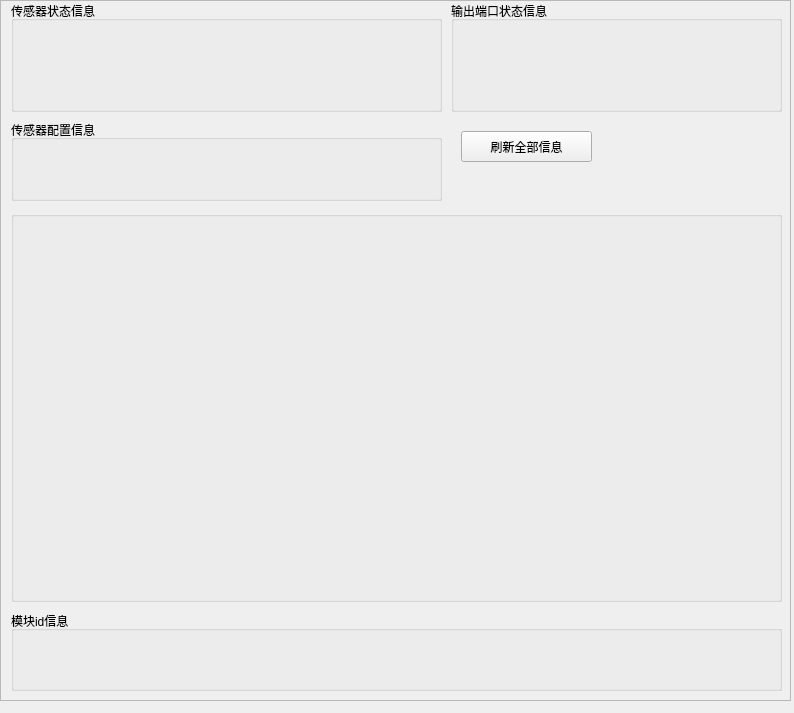
Old version of the form ui/customize_ui/tab/tab2_tab2.ui in the repository 2950067210dqy/pyqt6_project.
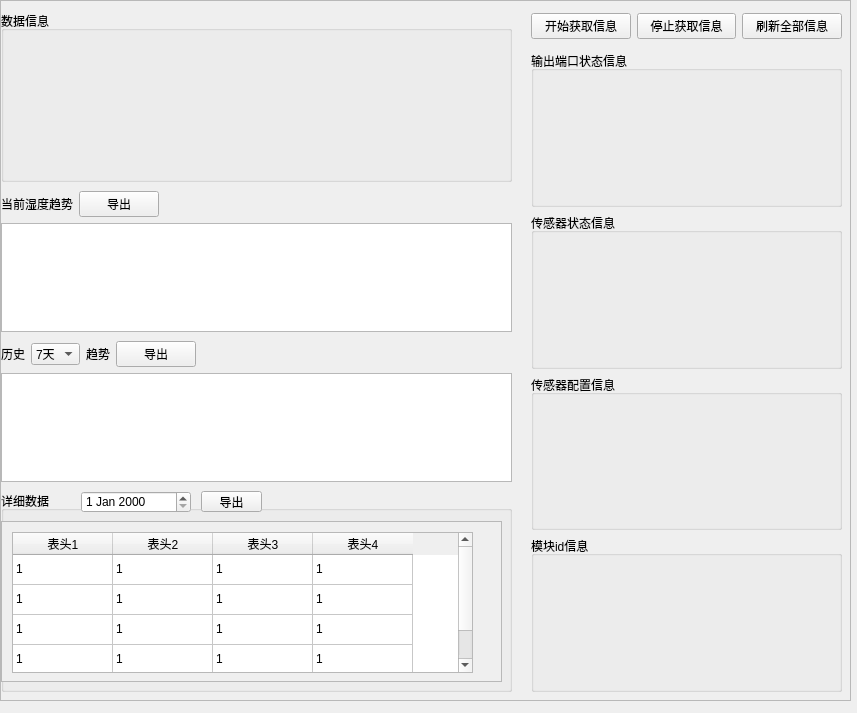
New version of the form.

Commit message: 3.2 完成显示数据功能基本

```diff
--- a/ui/customize_ui/tab/tab2_tab2.ui
+++ b/ui/customize_ui/tab/tab2_tab2.ui
@@ -6,7 +6,7 @@
             <rect>
                 <x>0</x>
                 <y>0</y>
-                <width>794</width>
+    <width>857</width>
                 <height>713</height>
             </rect>
         </property>
@@ -18,7 +18,7 @@
                 <rect>
                     <x>0</x>
                     <y>0</y>
-                    <width>791</width>
+     <width>851</width>
                     <height>701</height>
                 </rect>
             </property>
@@ -33,32 +33,411 @@
                                 <rect>
                                     <x>0</x>
                                     <y>0</y>
-                                    <width>787</width>
+         <width>847</width>
                                     <height>697</height>
                                 </rect>
                             </property>
-                            <widget class="QPushButton" name="refresh">
+       <widget class="QWidget" name="verticalLayoutWidget_5">
                                 <property name="geometry">
                                     <rect>
-                                        <x>460</x>
-                                        <y>130</y>
-                                        <width>131</width>
-                                        <height>31</height>
-                                    </rect>
-                                </property>
+          <x>0</x>
+          <y>10</y>
+          <width>511</width>
+          <height>171</height>
+         </rect>
+        </property>
+        <layout class="QVBoxLayout" name="function_04_layout">
+         <item>
+          <widget class="QGroupBox" name="function_04">
+           <property name="title">
+            <string>数据信息</string>
+           </property>
+          </widget>
+         </item>
+        </layout>
+       </widget>
+       <widget class="QWidget" name="verticalLayoutWidget_7">
+        <property name="geometry">
+         <rect>
+          <x>0</x>
+          <y>340</y>
+          <width>511</width>
+          <height>141</height>
+         </rect>
+        </property>
+        <layout class="QVBoxLayout" name="verticalLayout">
+         <property name="topMargin">
+          <number>0</number>
+         </property>
+         <item>
+          <layout class="QHBoxLayout" name="horizontalLayout_5">
+           <item>
+            <widget class="QLabel" name="history_label1_2">
                                 <property name="text">
-                                    <string>刷新全部信息</string>
-                                </property>
-                            </widget>
-                            <widget class="QWidget" name="verticalLayoutWidget">
+              <string>历史</string>
+             </property>
+            </widget>
+           </item>
+           <item>
+            <widget class="QComboBox" name="history_combox_2">
+             <item>
+              <property name="text">
+               <string>7天</string>
+              </property>
+             </item>
+             <item>
+              <property name="text">
+               <string>3天</string>
+              </property>
+             </item>
+             <item>
+              <property name="text">
+               <string>1天</string>
+              </property>
+             </item>
+            </widget>
+           </item>
+           <item>
+            <widget class="QLabel" name="history_label2_2">
+             <property name="text">
+              <string>趋势</string>
+             </property>
+            </widget>
+           </item>
+           <item>
+            <widget class="QPushButton" name="export_history_btn_2">
+             <property name="text">
+              <string>导出</string>
+             </property>
+            </widget>
+           </item>
+           <item>
+            <spacer name="horizontalSpacer">
+             <property name="orientation">
+              <enum>Qt::Horizontal</enum>
+             </property>
+             <property name="sizeType">
+              <enum>QSizePolicy::Expanding</enum>
+             </property>
+             <property name="sizeHint" stdset="0">
+              <size>
+               <width>40</width>
+               <height>20</height>
+              </size>
+             </property>
+            </spacer>
+           </item>
+          </layout>
+         </item>
+         <item>
+          <layout class="QHBoxLayout" name="horizontalLayout_4">
+           <item>
+            <widget class="QGraphicsView" name="history_charts_2">
+             <property name="styleSheet">
+              <string notr="true"/>
+             </property>
+            </widget>
+           </item>
+          </layout>
+         </item>
+        </layout>
+       </widget>
+       <widget class="QWidget" name="verticalLayoutWidget_8">
                                 <property name="geometry">
                                     <rect>
-                                        <x>450</x>
+          <x>0</x>
+          <y>490</y>
+          <width>511</width>
+          <height>201</height>
+         </rect>
+        </property>
+        <layout class="QVBoxLayout" name="verticalLayout_2">
+         <item>
+          <widget class="QGroupBox" name="detaildata_groupbox_2">
+           <property name="styleSheet">
+            <string notr="true"/>
+           </property>
+           <property name="title">
+            <string>详细数据</string>
+           </property>
+           <property name="flat">
+            <bool>false</bool>
+           </property>
+           <widget class="QScrollArea" name="detaildata_scroll_2">
+            <property name="geometry">
+             <rect>
+              <x>0</x>
+              <y>30</y>
+              <width>501</width>
+              <height>161</height>
+             </rect>
+            </property>
+            <property name="widgetResizable">
+             <bool>true</bool>
+            </property>
+            <widget class="QWidget" name="detaildata_scroll_content_2">
+             <property name="geometry">
+              <rect>
+               <x>0</x>
                                         <y>0</y>
-                                        <width>331</width>
-                                        <height>111</height>
-                                    </rect>
-                                </property>
+               <width>499</width>
+               <height>159</height>
+              </rect>
+             </property>
+             <widget class="QTableWidget" name="detaildata_table_2">
+              <property name="geometry">
+               <rect>
+                <x>10</x>
+                <y>10</y>
+                <width>461</width>
+                <height>141</height>
+               </rect>
+              </property>
+              <property name="styleSheet">
+               <string notr="true"/>
+              </property>
+              <property name="selectionMode">
+               <enum>QAbstractItemView::NoSelection</enum>
+              </property>
+              <property name="selectionBehavior">
+               <enum>QAbstractItemView::SelectItems</enum>
+              </property>
+              <property name="sortingEnabled">
+               <bool>true</bool>
+              </property>
+              <attribute name="horizontalHeaderVisible">
+               <bool>true</bool>
+              </attribute>
+              <attribute name="horizontalHeaderHighlightSections">
+               <bool>true</bool>
+              </attribute>
+              <attribute name="verticalHeaderVisible">
+               <bool>false</bool>
+              </attribute>
+              <row>
+               <property name="text">
+                <string/>
+               </property>
+              </row>
+              <row>
+               <property name="text">
+                <string/>
+               </property>
+              </row>
+              <row>
+               <property name="text">
+                <string/>
+               </property>
+              </row>
+              <row>
+               <property name="text">
+                <string/>
+               </property>
+              </row>
+              <column>
+               <property name="text">
+                <string>表头1</string>
+               </property>
+              </column>
+              <column>
+               <property name="text">
+                <string>表头2</string>
+               </property>
+              </column>
+              <column>
+               <property name="text">
+                <string>表头3</string>
+               </property>
+              </column>
+              <column>
+               <property name="text">
+                <string>表头4</string>
+               </property>
+              </column>
+              <item row="0" column="0">
+               <property name="text">
+                <string>1</string>
+               </property>
+              </item>
+              <item row="0" column="1">
+               <property name="text">
+                <string>1</string>
+               </property>
+              </item>
+              <item row="0" column="2">
+               <property name="text">
+                <string>1</string>
+               </property>
+              </item>
+              <item row="0" column="3">
+               <property name="text">
+                <string>1</string>
+               </property>
+              </item>
+              <item row="1" column="0">
+               <property name="text">
+                <string>1</string>
+               </property>
+              </item>
+              <item row="1" column="1">
+               <property name="text">
+                <string>1</string>
+               </property>
+              </item>
+              <item row="1" column="2">
+               <property name="text">
+                <string>1</string>
+               </property>
+              </item>
+              <item row="1" column="3">
+               <property name="text">
+                <string>1</string>
+               </property>
+              </item>
+              <item row="2" column="0">
+               <property name="text">
+                <string>1</string>
+               </property>
+              </item>
+              <item row="2" column="1">
+               <property name="text">
+                <string>1</string>
+               </property>
+              </item>
+              <item row="2" column="2">
+               <property name="text">
+                <string>1</string>
+               </property>
+              </item>
+              <item row="2" column="3">
+               <property name="text">
+                <string>1</string>
+               </property>
+              </item>
+              <item row="3" column="0">
+               <property name="text">
+                <string>1</string>
+               </property>
+              </item>
+              <item row="3" column="1">
+               <property name="text">
+                <string>1</string>
+               </property>
+              </item>
+              <item row="3" column="2">
+               <property name="text">
+                <string>1</string>
+               </property>
+              </item>
+              <item row="3" column="3">
+               <property name="text">
+                <string>1</string>
+               </property>
+              </item>
+             </widget>
+            </widget>
+           </widget>
+           <widget class="QDateEdit" name="detaildata_dateEdit_2">
+            <property name="geometry">
+             <rect>
+              <x>80</x>
+              <y>0</y>
+              <width>110</width>
+              <height>22</height>
+             </rect>
+            </property>
+           </widget>
+           <widget class="QPushButton" name="export_detaildata_btn_2">
+            <property name="geometry">
+             <rect>
+              <x>200</x>
+              <y>0</y>
+              <width>61</width>
+              <height>21</height>
+             </rect>
+            </property>
+            <property name="text">
+             <string>导出</string>
+            </property>
+           </widget>
+          </widget>
+         </item>
+        </layout>
+       </widget>
+       <widget class="QWidget" name="verticalLayoutWidget_9">
+        <property name="geometry">
+         <rect>
+          <x>0</x>
+          <y>190</y>
+          <width>511</width>
+          <height>141</height>
+         </rect>
+        </property>
+        <layout class="QVBoxLayout" name="verticalLayout_3">
+         <property name="topMargin">
+          <number>0</number>
+         </property>
+         <item>
+          <layout class="QHBoxLayout" name="horizontalLayout_6">
+           <item>
+            <widget class="QLabel" name="nowdata_trend_label">
+             <property name="text">
+              <string>当前湿度趋势</string>
+             </property>
+            </widget>
+           </item>
+           <item>
+            <widget class="QPushButton" name="export_alldata_btn_2">
+             <property name="text">
+              <string>导出</string>
+             </property>
+            </widget>
+           </item>
+           <item>
+            <spacer name="horizontalSpacer_2">
+             <property name="orientation">
+              <enum>Qt::Horizontal</enum>
+             </property>
+             <property name="sizeHint" stdset="0">
+              <size>
+               <width>40</width>
+               <height>20</height>
+              </size>
+             </property>
+            </spacer>
+           </item>
+          </layout>
+         </item>
+         <item>
+          <layout class="QHBoxLayout" name="horizontalLayout_2">
+           <item>
+            <widget class="QGraphicsView" name="nowdata_trend_charts">
+             <property name="styleSheet">
+              <string notr="true"/>
+             </property>
+            </widget>
+           </item>
+          </layout>
+         </item>
+        </layout>
+       </widget>
+       <widget class="QWidget" name="verticalLayoutWidget_10">
+        <property name="geometry">
+         <rect>
+          <x>530</x>
+          <y>50</y>
+          <width>311</width>
+          <height>641</height>
+         </rect>
+        </property>
+        <layout class="QVBoxLayout" name="verticalLayout_4">
+         <property name="topMargin">
+          <number>0</number>
+         </property>
+         <property name="rightMargin">
+          <number>0</number>
+         </property>
+         <item>
                                 <layout class="QVBoxLayout" name="function_01_layout">
                                     <item>
                                         <widget class="QGroupBox" name="function_01">
@@ -68,16 +447,8 @@
                                         </widget>
                                     </item>
                                 </layout>
-                            </widget>
-                            <widget class="QWidget" name="verticalLayoutWidget_2">
-                                <property name="geometry">
-                                    <rect>
-                                        <x>10</x>
-                                        <y>0</y>
-                                        <width>431</width>
-                                        <height>111</height>
-                                    </rect>
-                                </property>
+         </item>
+         <item>
                                 <layout class="QVBoxLayout" name="function_02_layout">
                                     <item>
                                         <widget class="QGroupBox" name="function_02">
@@ -87,16 +458,8 @@
                                         </widget>
                                     </item>
                                 </layout>
-                            </widget>
-                            <widget class="QWidget" name="verticalLayoutWidget_3">
-                                <property name="geometry">
-                                    <rect>
-                                        <x>10</x>
-                                        <y>119</y>
-                                        <width>431</width>
-                                        <height>81</height>
-                                    </rect>
-                                </property>
+         </item>
+         <item>
                                 <layout class="QVBoxLayout" name="function_03_layout">
                                     <item>
                                         <widget class="QGroupBox" name="function_03">
@@ -106,40 +469,51 @@
                                         </widget>
                                     </item>
                                 </layout>
-                            </widget>
-                            <widget class="QWidget" name="verticalLayoutWidget_5">
-                                <property name="geometry">
-                                    <rect>
-                                        <x>10</x>
-                                        <y>210</y>
-                                        <width>771</width>
-                                        <height>391</height>
-                                    </rect>
-                                </property>
-                                <layout class="QVBoxLayout" name="function_04_layout">
-                                    <item>
-                                        <widget class="QGroupBox" name="function_04">
-                                            <property name="title">
-                                                <string/>
-                                            </property>
-                                        </widget>
-                                    </item>
-                                </layout>
-                            </widget>
-                            <widget class="QWidget" name="verticalLayoutWidget_6">
-                                <property name="geometry">
-                                    <rect>
-                                        <x>10</x>
-                                        <y>610</y>
-                                        <width>771</width>
-                                        <height>80</height>
-                                    </rect>
-                                </property>
+         </item>
+         <item>
                                 <layout class="QVBoxLayout" name="function_11_layout">
                                     <item>
                                         <widget class="QGroupBox" name="function_11">
                                             <property name="title">
                                                 <string>模块id信息</string>
+             </property>
+            </widget>
+           </item>
+          </layout>
+         </item>
+        </layout>
+       </widget>
+       <widget class="QWidget" name="horizontalLayoutWidget">
+        <property name="geometry">
+         <rect>
+          <x>530</x>
+          <y>0</y>
+          <width>311</width>
+          <height>51</height>
+         </rect>
+        </property>
+        <layout class="QHBoxLayout" name="horizontalLayout">
+         <property name="leftMargin">
+          <number>0</number>
+         </property>
+         <item>
+          <widget class="QPushButton" name="start">
+           <property name="text">
+            <string>开始获取信息</string>
+           </property>
+          </widget>
+         </item>
+         <item>
+          <widget class="QPushButton" name="stop">
+           <property name="text">
+            <string>停止获取信息</string>
+           </property>
+          </widget>
+         </item>
+         <item>
+          <widget class="QPushButton" name="refresh">
+           <property name="text">
+            <string>刷新全部信息</string>
                                             </property>
                                         </widget>
                                     </item>
```
Lines whose indentation alone changed are shown as unchanged. The commit also changes 25 other files.
